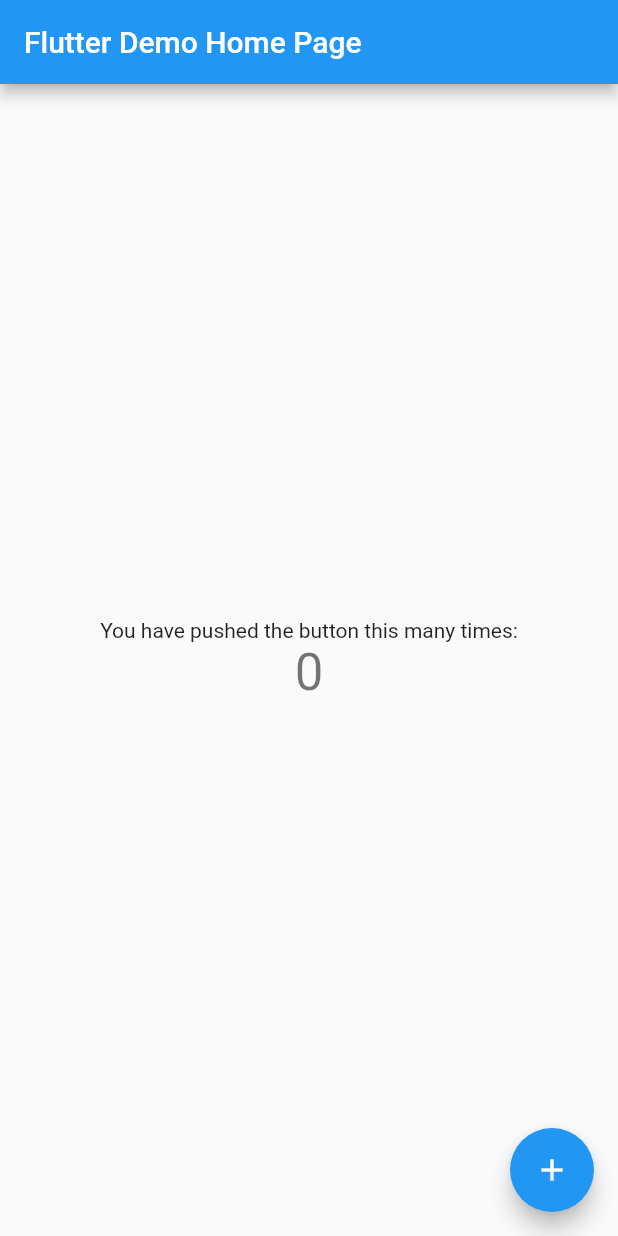
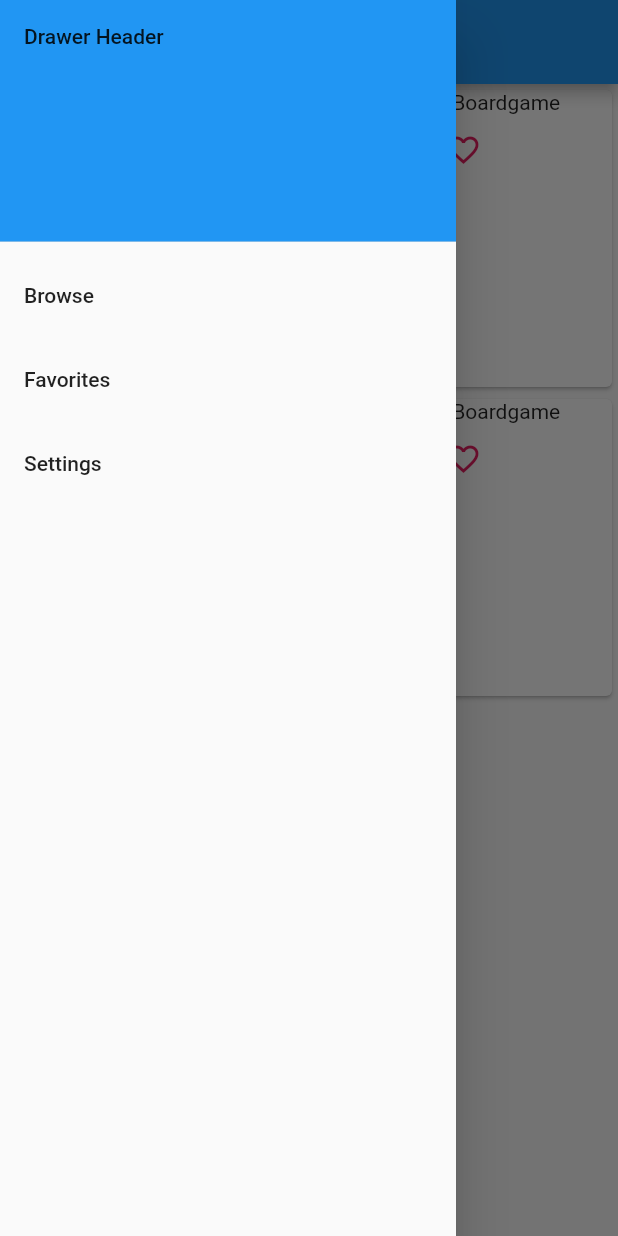
Before and after one commit to imaadm/boardgame_browser_app, a Flutter app: the screen it shows after launch, with the side drawer open (before the commit the screen has no drawer), on a phone screen of 412 x 824 dp. Run offline on Flutter 3.47's test engine with Material 2 defaults, Android fonts, the light colour scheme and no system bars.

Commit message:
first ui iteration

```diff
--- a/lib/main.dart
+++ b/lib/main.dart
@@ -1,113 +1,199 @@
+import 'package:boardgame_browser_app/game.dart';
 import 'package:flutter/material.dart';
+import 'game.dart';
+import 'favorites.dart';
+import 'settings.dart';
 
 void main() {
   runApp(MyApp());
 }
 
 class MyApp extends StatelessWidget {
-  // This widget is the root of your application.
   @override
   Widget build(BuildContext context) {
     return MaterialApp(
-      title: 'Flutter Demo',
+      title: 'Boardgame Browser',
       theme: ThemeData(
-        // This is the theme of your application.
-        //
-        // Try running your application with "flutter run". You'll see the
-        // application has a blue toolbar. Then, without quitting the app, try
-        // changing the primarySwatch below to Colors.green and then invoke
-        // "hot reload" (press "r" in the console where you ran "flutter run",
-        // or simply save your changes to "hot reload" in a Flutter IDE).
-        // Notice that the counter didn't reset back to zero; the application
-        // is not restarted.
         primarySwatch: Colors.blue,
       ),
-      home: MyHomePage(title: 'Flutter Demo Home Page'),
+      home: HomePage(title: 'Boardgame Browser'),
     );
   }
 }
 
-class MyHomePage extends StatefulWidget {
-  MyHomePage({Key? key, required this.title}) : super(key: key);
-
-  // This widget is the home page of your application. It is stateful, meaning
-  // that it has a State object (defined below) that contains fields that affect
-  // how it looks.
-
-  // This class is the configuration for the state. It holds the values (in this
-  // case the title) provided by the parent (in this case the App widget) and
-  // used by the build method of the State. Fields in a Widget subclass are
-  // always marked "final".
+class HomePage extends StatefulWidget {
+  HomePage({Key? key, required this.title}) : super(key: key);
 
   final String title;
 
   @override
-  _MyHomePageState createState() => _MyHomePageState();
+  _HomePageState createState() => _HomePageState();
 }
 
-class _MyHomePageState extends State<MyHomePage> {
-  int _counter = 0;
-
-  void _incrementCounter() {
-    setState(() {
-      // This call to setState tells the Flutter framework that something has
-      // changed in this State, which causes it to rerun the build method below
-      // so that the display can reflect the updated values. If we changed
-      // _counter without calling setState(), then the build method would not be
-      // called again, and so nothing would appear to happen.
-      _counter++;
-    });
-  }
-
+class _HomePageState extends State<HomePage> {
   @override
   Widget build(BuildContext context) {
-    // This method is rerun every time setState is called, for instance as done
-    // by the _incrementCounter method above.
-    //
-    // The Flutter framework has been optimized to make rerunning build methods
-    // fast, so that you can just rebuild anything that needs updating rather
-    // than having to individually change instances of widgets.
     return Scaffold(
       appBar: AppBar(
-        // Here we take the value from the MyHomePage object that was created by
-        // the App.build method, and use it to set our appbar title.
         title: Text(widget.title),
       ),
-      body: Center(
-        // Center is a layout widget. It takes a single child and positions it
-        // in the middle of the parent.
-        child: Column(
-          // Column is also a layout widget. It takes a list of children and
-          // arranges them vertically. By default, it sizes itself to fit its
-          // children horizontally, and tries to be as tall as its parent.
-          //
-          // Invoke "debug painting" (press "p" in the console, choose the
-          // "Toggle Debug Paint" action from the Flutter Inspector in Android
-          // Studio, or the "Toggle Debug Paint" command in Visual Studio Code)
-          // to see the wireframe for each widget.
-          //
-          // Column has various properties to control how it sizes itself and
-          // how it positions its children. Here we use mainAxisAlignment to
-          // center the children vertically; the main axis here is the vertical
-          // axis because Columns are vertical (the cross axis would be
-          // horizontal).
-          mainAxisAlignment: MainAxisAlignment.center,
-          children: <Widget>[
-            Text(
-              'You have pushed the button this many times:',
+      drawer: Drawer(
+        child: ListView(
+          padding: EdgeInsets.zero,
+          children: [
+            const DrawerHeader(
+              decoration: BoxDecoration(
+                color: Colors.blue,
+              ),
+              child: Text('Drawer Header'),
             ),
-            Text(
-              '$_counter',
-              style: Theme.of(context).textTheme.headline4,
+            ListTile(
+              title: const Text('Browse'),
+              onTap: () {
+                Navigator.push(
+                  context,
+                  MaterialPageRoute(
+                      builder: (context) => HomePage(
+                            title: 'Browse',
+                          )),
+                );
+              },
+            ),
+            ListTile(
+              title: const Text('Favorites'),
+              onTap: () {
+                Navigator.push(
+                  context,
+                  MaterialPageRoute(
+                      builder: (context) => FavoritesPage(
+                            title: 'Favorites',
+                          )),
+                );
+              },
+            ),
+            ListTile(
+              title: const Text('Settings'),
+              onTap: () {
+                // Update the state of the app.
+                // ...
+              },
             ),
           ],
         ),
       ),
-      floatingActionButton: FloatingActionButton(
-        onPressed: _incrementCounter,
-        tooltip: 'Increment',
-        child: Icon(Icons.add),
-      ), // This trailing comma makes auto-formatting nicer for build methods.
+      body: GridView.count(
+        crossAxisCount: 2,
+        children: <Widget>[
+          //   Image(image: AssetImage('assets/appIcon.png')),
+
+          Card(
+              child: InkWell(
+                  onTap: () {
+                    Navigator.push(
+                      context,
+                      MaterialPageRoute(
+                          builder: (context) => GamePage(
+                                title: 'Game',
+                              )),
+                    );
+                  },
+                  child: SizedBox(
+                    width: 200,
+                    height: 150,
+                    child: Column(
+                      children: <Widget>[
+                        Text('Example Boardgame'),
+                        IconButton(
+                            onPressed: null,
+                            icon: Icon(
+                              Icons.favorite_border,
+                              color: Colors.pink,
+                            )),
+                      ],
+                    ),
+                  ))),
+          Card(
+              child: InkWell(
+                  onTap: () {
+                    Navigator.push(
+                      context,
+                      MaterialPageRoute(
+                          builder: (context) => GamePage(
+                                title: 'Game',
+                              )),
+                    );
+                  },
+                  child: SizedBox(
+                    width: 200,
+                    height: 150,
+                    child: Column(
+                      children: <Widget>[
+                        Text('Example Boardgame'),
+                        IconButton(
+                            onPressed: null,
+                            icon: Icon(
+                              Icons.favorite_border,
+                              color: Colors.pink,
+                            )),
+                      ],
+                    ),
+                  ))),
+
+          Card(
+              child: InkWell(
+                  onTap: () {
+                    Navigator.push(
+                      context,
+                      MaterialPageRoute(
+                          builder: (context) => GamePage(
+                                title: 'Game',
+                              )),
+                    );
+                  },
+                  child: SizedBox(
+                    width: 200,
+                    height: 150,
+                    child: Column(
+                      children: <Widget>[
+                        Text('Example Boardgame'),
+                        IconButton(
+                            onPressed: null,
+                            icon: Icon(
+                              Icons.favorite_border,
+                              color: Colors.pink,
+                            )),
+                      ],
+                    ),
+                  ))),
+          Card(
+              child: InkWell(
+                  onTap: () {
+                    Navigator.push(
+                      context,
+                      MaterialPageRoute(
+                          builder: (context) => GamePage(
+                                title: 'Game',
+                              )),
+                    );
+                  },
+                  child: SizedBox(
+                    width: 200,
+                    height: 150,
+                    child: Column(
+                      children: <Widget>[
+                        Text('Example Boardgame'),
+                        IconButton(
+                            onPressed: null,
+                            icon: Icon(
+                              Icons.favorite_border,
+                              color: Colors.pink,
+                            )),
+                      ],
+                    ),
+                  ))),
+        ],
+      ),
+      // This trailing comma makes auto-formatting nicer for build methods.
     );
   }
 }
--- /dev/null
+++ b/lib/main_copy.dart
@@ -0,0 +1,122 @@
+import 'package:flutter/material.dart';
+
+// void main() {
+//   runApp(MyApp());
+// }
+
+// class MyApp extends StatelessWidget {
+//   // This widget is the root of your application.
+//   @override
+//   Widget build(BuildContext context) {
+//     return MaterialApp(
+//       title: 'Flutter Demo',
+//       theme: ThemeData(
+//         // This is the theme of your application.
+//         //
+//         // Try running your application with "flutter run". You'll see the
+//         // application has a blue toolbar. Then, without quitting the app, try
+//         // changing the primarySwatch below to Colors.green and then invoke
+//         // "hot reload" (press "r" in the console where you ran "flutter run",
+//         // or simply save your changes to "hot reload" in a Flutter IDE).
+//         // Notice that the counter didn't reset back to zero; the application
+//         // is not restarted.
+//         primarySwatch: Colors.blue,
+//       ),
+//       home: HomePage(title: 'Flutter Demo Home Page'),
+//     );
+//   }
+// }
+
+class HomePage extends StatefulWidget {
+  HomePage({Key? key, required this.title}) : super(key: key);
+
+  // This widget is the home page of your application. It is stateful, meaning
+  // that it has a State object (defined below) that contains fields that affect
+  // how it looks.
+
+  // This class is the configuration for the state. It holds the values (in this
+  // case the title) provided by the parent (in this case the App widget) and
+  // used by the build method of the State. Fields in a Widget subclass are
+  // always marked "final".
+
+  final String title;
+
+  @override
+  _HomePageState createState() => _HomePageState();
+}
+
+class _HomePageState extends State<HomePage> {
+  int _counter = 0;
+
+  void _incrementCounter() {
+    setState(() {
+      // This call to setState tells the Flutter framework that something has
+      // changed in this State, which causes it to rerun the build method below
+      // so that the display can reflect the updated values. If we changed
+      // _counter without calling setState(), then the build method would not be
+      // called again, and so nothing would appear to happen.
+      _counter++;
+    });
+    // Navigator.push(
+    //   context,
+    //   MaterialPageRoute(
+    //       builder: (context) => FavoritesPage(
+    //             title: 'Favorites',
+    //           )),
+    // );
+  }
+
+  @override
+  Widget build(BuildContext context) {
+    // This method is rerun every time setState is called, for instance as done
+    // by the _incrementCounter method above.
+    //
+    // The Flutter framework has been optimized to make rerunning build methods
+    // fast, so that you can just rebuild anything that needs updating rather
+    // than having to individually change instances of widgets.
+    return Scaffold(
+      appBar: AppBar(
+        // Here we take the value from the HomePage object that was created by
+        // the App.build method, and use it to set our appbar title.
+        title: Text(widget.title),
+      ),
+      body: Center(
+        // Center is a layout widget. It takes a single child and positions it
+        // in the middle of the parent.
+        child: Column(
+          // Column is also a layout widget. It takes a list of children and
+          // arranges them vertically. By default, it sizes itself to fit its
+          // children horizontally, and tries to be as tall as its parent.
+          //
+          // Invoke "debug painting" (press "p" in the console, choose the
+          // "Toggle Debug Paint" action from the Flutter Inspector in Android
+          // Studio, or the "Toggle Debug Paint" command in Visual Studio Code)
+          // to see the wireframe for each widget.
+          //
+          // Column has various properties to control how it sizes itself and
+          // how it positions its children. Here we use mainAxisAlignment to
+          // center the children vertically; the main axis here is the vertical
+          // axis because Columns are vertical (the cross axis would be
+          // horizontal).
+          mainAxisAlignment: MainAxisAlignment.center,
+          children: <Widget>[
+            Image(image: AssetImage('assets/appIcon.png')),
+            Text(
+              'You have pushed the button this many times:',
+            ),
+            Text(
+              '$_counter',
+              style: Theme.of(context).textTheme.headline4,
+            ),
+          ],
+        ),
+      ),
+
+      floatingActionButton: FloatingActionButton(
+        onPressed: _incrementCounter,
+        tooltip: 'Increment',
+        child: Icon(Icons.add),
+      ), // This trailing comma makes auto-formatting nicer for build methods.
+    );
+  }
+}
--- a/pubspec.yaml
+++ b/pubspec.yaml
@@ -45,7 +45,8 @@
   uses-material-design: true
 
   # To add assets to your application, add an assets section, like this:
-  # assets:
+  assets:
+    - assets/appIcon.png
   #   - images/a_dot_burr.jpeg
   #   - images/a_dot_ham.jpeg
 
```
Also changed, not shown: lib/favorites.dart (added, +101 -0 lines), lib/game.dart (added, +55 -0 lines), lib/settings.dart (added, +15 -0 lines), assets/appIcon.png (added).
